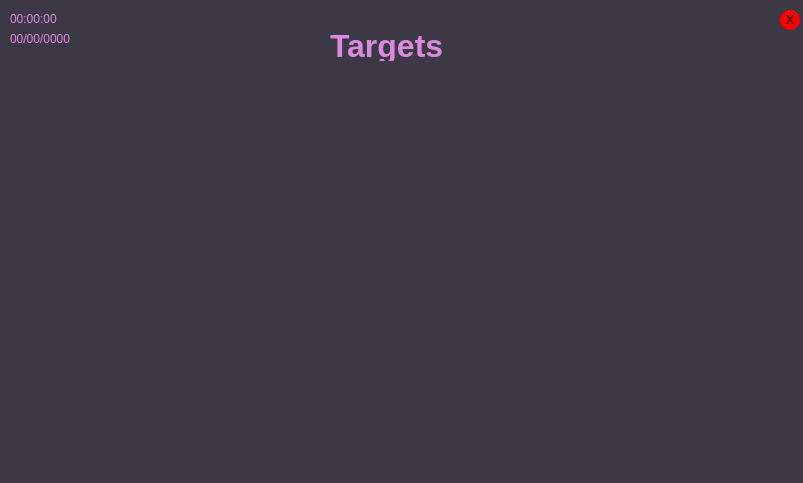
The window that qt_gui/Pointee/pointee.ui (LHypersonicMonkeyJ/piPointingTurret) describes before a commit, drawn with Qt 5.
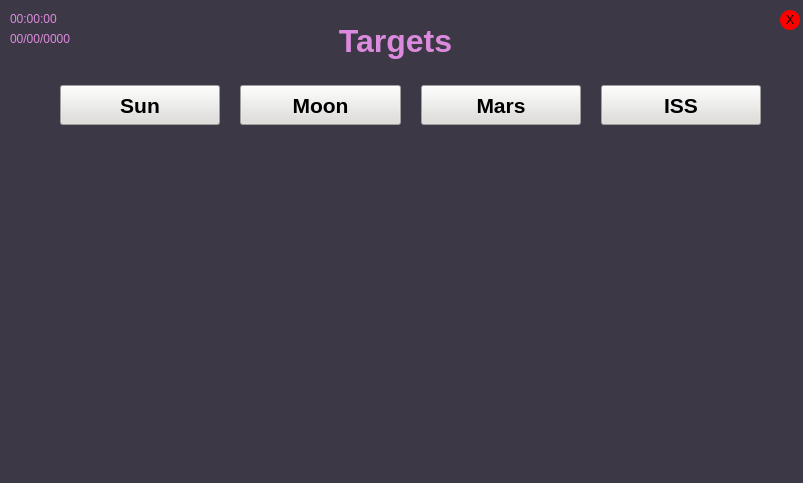
The same window after the commit.

Commit message: ui: add target buttons back in

```diff
--- a/qt_gui/Pointee/pointee.ui
+++ b/qt_gui/Pointee/pointee.ui
@@ -52,9 +52,9 @@
    <property name="geometry">
     <rect>
      <x>330</x>
-     <y>30</y>
-     <width>121</width>
-     <height>31</height>
+     <y>20</y>
+     <width>131</width>
+     <height>41</height>
     </rect>
    </property>
    <property name="font">
@@ -64,12 +64,21 @@
      <bold>true</bold>
     </font>
    </property>
+   <property name="layoutDirection">
+    <enum>Qt::LeftToRight</enum>
+   </property>
    <property name="styleSheet">
     <string notr="true">color: rgb(220, 138, 221);</string>
    </property>
    <property name="text">
     <string>Targets</string>
    </property>
+   <property name="scaledContents">
+    <bool>false</bool>
+   </property>
+   <property name="alignment">
+    <set>Qt::AlignCenter</set>
+   </property>
   </widget>
   <widget class="QPushButton" name="ExitButton">
    <property name="geometry">
@@ -88,6 +97,140 @@
     <string>X</string>
    </property>
   </widget>
+  <widget class="QWidget" name="layoutWidget">
+   <property name="geometry">
+    <rect>
+     <x>60</x>
+     <y>70</y>
+     <width>701</width>
+     <height>71</height>
+    </rect>
+   </property>
+   <layout class="QHBoxLayout" name="horizontalLayout" stretch="0,0,0,0">
+    <property name="spacing">
+     <number>20</number>
+    </property>
+    <item>
+     <widget class="QPushButton" name="target_Sun">
+      <property name="enabled">
+       <bool>true</bool>
+      </property>
+      <property name="sizePolicy">
+       <sizepolicy hsizetype="Minimum" vsizetype="Fixed">
+        <horstretch>0</horstretch>
+        <verstretch>0</verstretch>
+       </sizepolicy>
+      </property>
+      <property name="minimumSize">
+       <size>
+        <width>0</width>
+        <height>40</height>
+       </size>
+      </property>
+      <property name="baseSize">
+       <size>
+        <width>0</width>
+        <height>0</height>
+       </size>
+      </property>
+      <property name="font">
+       <font>
+        <pointsize>16</pointsize>
+        <weight>75</weight>
+        <bold>true</bold>
+       </font>
+      </property>
+      <property name="styleSheet">
+       <string notr="true">background-color: rgb(222, 221, 218);</string>
+      </property>
+      <property name="text">
+       <string>Sun</string>
+      </property>
+      <property name="iconSize">
+       <size>
+        <width>16</width>
+        <height>16</height>
+       </size>
+      </property>
+     </widget>
+    </item>
+    <item>
+     <widget class="QPushButton" name="target_Moon">
+      <property name="minimumSize">
+       <size>
+        <width>0</width>
+        <height>40</height>
+       </size>
+      </property>
+      <property name="font">
+       <font>
+        <pointsize>16</pointsize>
+        <weight>75</weight>
+        <bold>true</bold>
+       </font>
+      </property>
+      <property name="styleSheet">
+       <string notr="true">background-color: rgb(222, 221, 218);</string>
+      </property>
+      <property name="text">
+       <string>Moon</string>
+      </property>
+      <property name="iconSize">
+       <size>
+        <width>20</width>
+        <height>4</height>
+       </size>
+      </property>
+     </widget>
+    </item>
+    <item>
+     <widget class="QPushButton" name="target_Mars">
+      <property name="minimumSize">
+       <size>
+        <width>0</width>
+        <height>40</height>
+       </size>
+      </property>
+      <property name="font">
+       <font>
+        <pointsize>16</pointsize>
+        <weight>75</weight>
+        <bold>true</bold>
+       </font>
+      </property>
+      <property name="styleSheet">
+       <string notr="true">background-color: rgb(222, 221, 218);</string>
+      </property>
+      <property name="text">
+       <string>Mars</string>
+      </property>
+     </widget>
+    </item>
+    <item>
+     <widget class="QPushButton" name="target_ISS">
+      <property name="minimumSize">
+       <size>
+        <width>0</width>
+        <height>40</height>
+       </size>
+      </property>
+      <property name="font">
+       <font>
+        <pointsize>16</pointsize>
+        <weight>75</weight>
+        <bold>true</bold>
+       </font>
+      </property>
+      <property name="styleSheet">
+       <string notr="true">background-color: rgb(222, 221, 218);</string>
+      </property>
+      <property name="text">
+       <string>ISS</string>
+      </property>
+     </widget>
+    </item>
+   </layout>
+  </widget>
  </widget>
  <resources/>
  <connections/>
```
